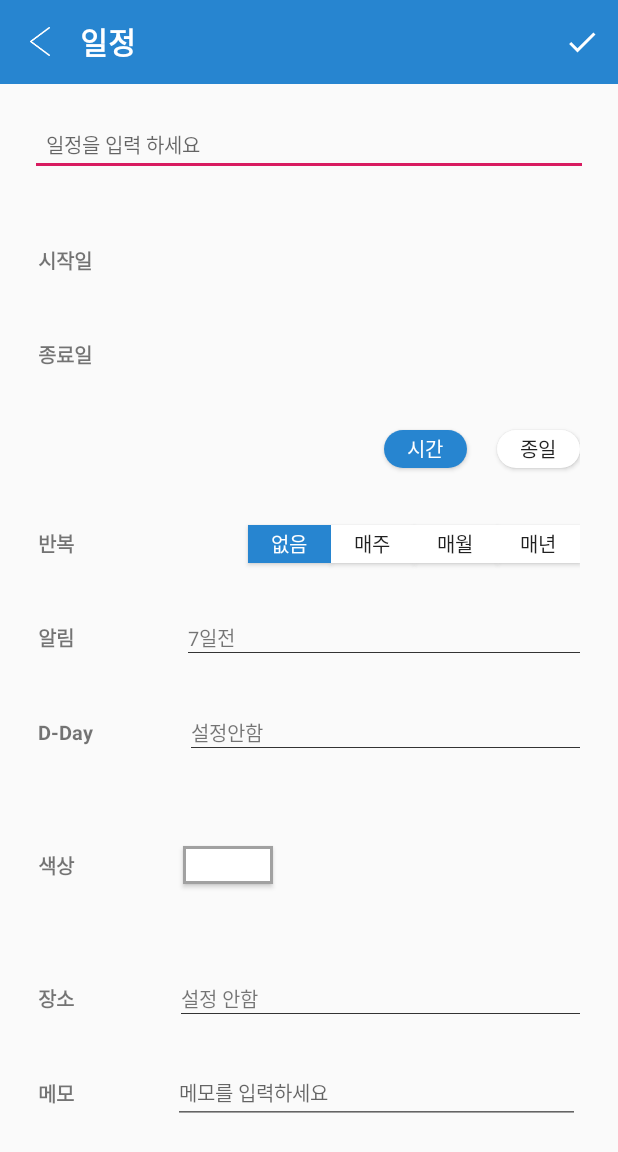
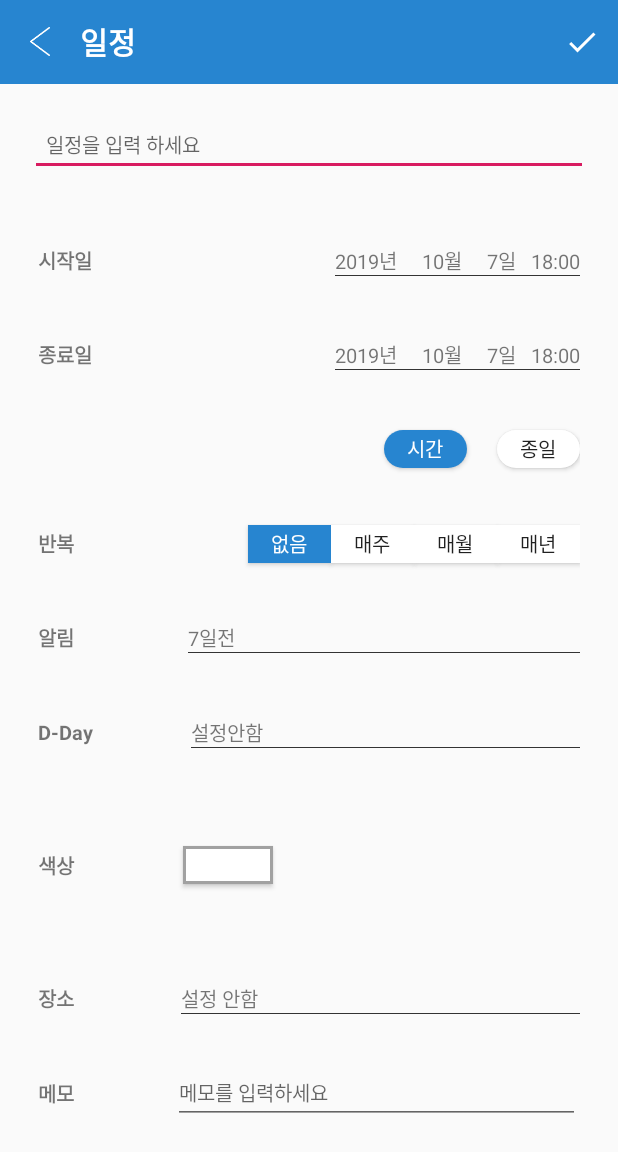
Before and after one commit to railin1035/TodayIs, an Android app: the schedule_input screen opened directly, with no data from a screen before it, on a phone screen of 412 x 824 dp. Shown: the top 1152 px of the screen. Run offline under Robolectric (Android 15) with nearby library versions, the phone set to English and light mode, and no system bars.

Commit message:
호정 최종 머지

```diff
--- a/tdi_main/app/src/main/java/com/ghc/tdi_main/Main/select_main.java
+++ b/tdi_main/app/src/main/java/com/ghc/tdi_main/Main/select_main.java
@@ -17,6 +17,7 @@ import com.ghc.tdi_main.Login.EurnSignUp;
 import com.ghc.tdi_main.Schedule.schedule_input;
 import com.ghc.tdi_main.R;
 import com.ghc.tdi_main.Memo.memo_list;
+import com.ghc.tdi_main.Schedule.schedule_list;
 import com.ghc.tdi_main.Settings.setting_frontlockview;
 import com.ghc.tdi_main.Settings.setting_main;
 
@@ -34,7 +35,7 @@ public class select_main extends AppCompatActivity implements View.OnClickListen
                 | WindowManager.LayoutParams.FLAG_FULLSCREEN);*/
         setContentView(R.layout.select_main);
 
-        ImageView displaybtn,settingbtn,memobtn,schedule_inputbtn,mypagebtn,helpbtn; // 각 이미지별 버튼
+        ImageView displaybtn,settingbtn,memobtn,schedule_listbtn,mypagebtn,helpbtn; // 각 이미지별 버튼
 
         displaybtn = findViewById(R.id.m_display_btn); // 화면
         displaybtn.setOnClickListener(this);
--- a/tdi_main/app/src/main/res/layout/schedule_input.xml
+++ b/tdi_main/app/src/main/res/layout/schedule_input.xml
@@ -36,7 +36,7 @@
                 <TextView
                     style="@style/schedule_input_underline_text"
                     android:id="@+id/schedule_input_start_day_text"
-                    android:text=""/>
+                    android:text="2019년     10월     7일   18:00"/>
             </LinearLayout>
             <LinearLayout style="@style/schedule_input_layout_center">
                 <TextView
@@ -46,7 +46,7 @@
                 <TextView
                     style="@style/schedule_input_underline_text"
                     android:id="@+id/schedule_input_end_day_text"
-                    android:text=""/>
+                    android:text="2019년     10월     7일   18:00"/>
             </LinearLayout>
             <LinearLayout style="@style/schedule_input_layout_center"
                 android:gravity="center_vertical|end">
```
Also changed, not shown: tdi_main/app/src/main/AndroidManifest.xml (+6 -7 lines).
